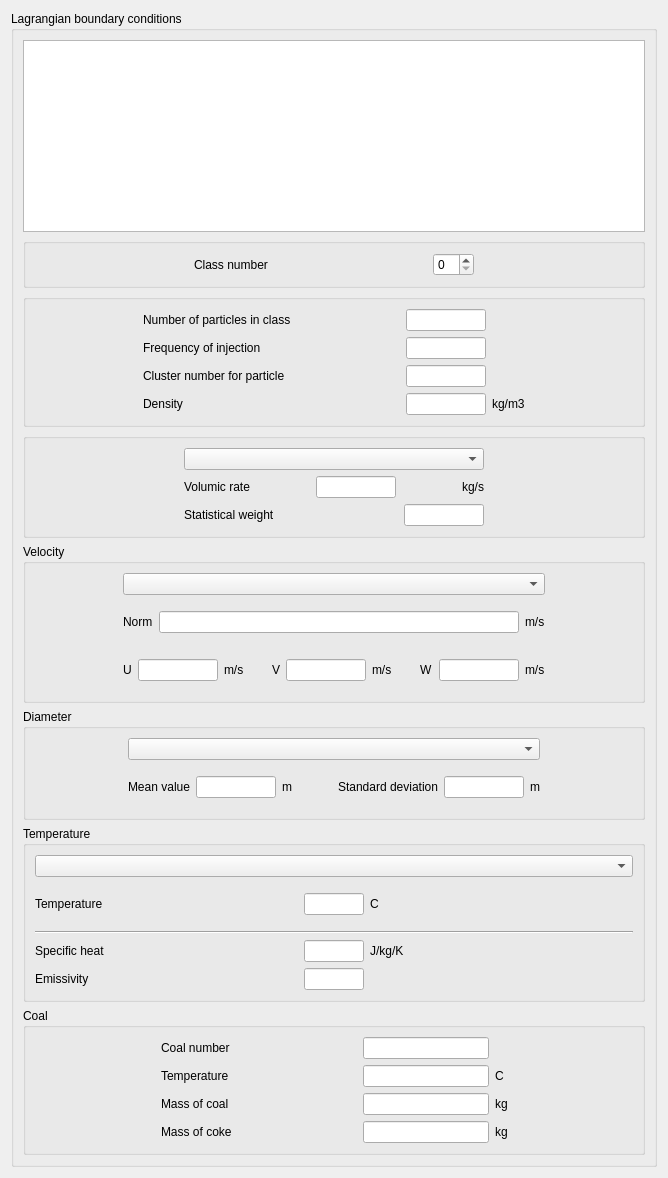
This is gui/Pages/LagrangianBoundariesForm.ui in code-saturne/code_saturne as Qt 5 draws it before an edit. The edited form follows.
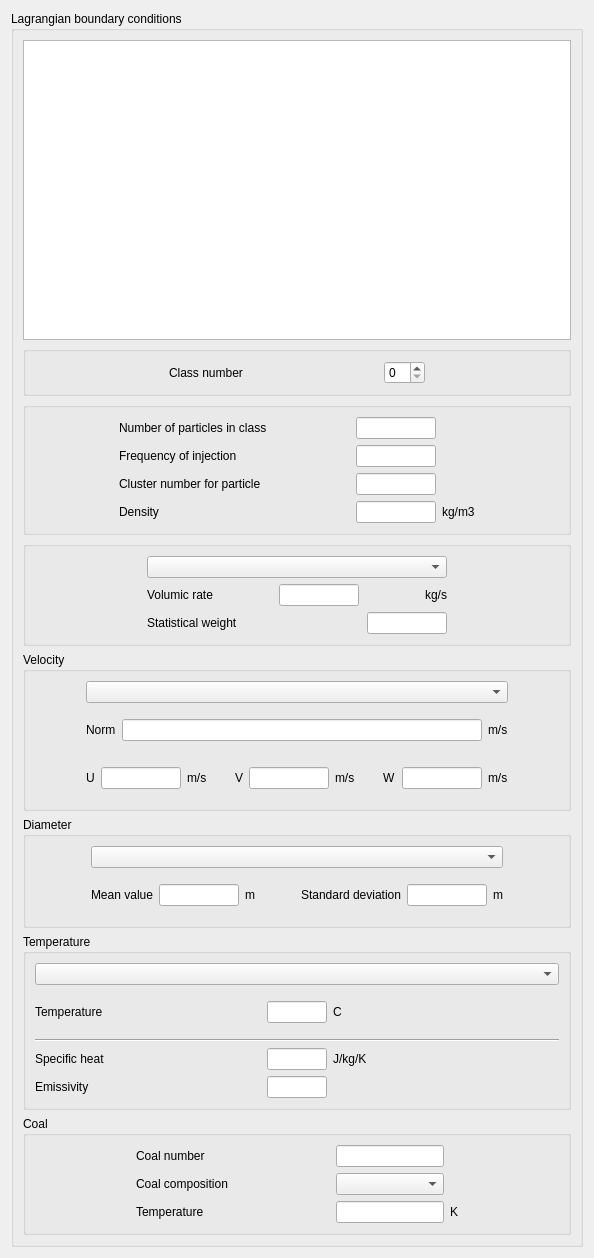
This is the edited form.

Commit message: Integrate new development for lagrangian coal combustion in GUI

Patch:
```diff
--- a/gui/Pages/LagrangianBoundariesForm.ui
+++ b/gui/Pages/LagrangianBoundariesForm.ui
@@ -6,37 +6,43 @@
    <rect>
     <x>0</x>
     <y>0</y>
-    <width>668</width>
-    <height>1143</height>
+    <width>576</width>
+    <height>1227</height>
    </rect>
   </property>
   <property name="windowTitle">
    <string>Form</string>
   </property>
-  <layout class="QGridLayout">
+  <layout class="QGridLayout" name="gridLayout_4">
    <item row="0" column="0">
     <widget class="QGroupBox" name="groupBoxBoundaries">
      <property name="title">
       <string>Lagrangian boundary conditions</string>
      </property>
-     <layout class="QGridLayout">
+     <layout class="QGridLayout" name="gridLayout_3">
       <item row="0" column="0">
-       <layout class="QGridLayout">
-        <item row="0" column="0">
+       <layout class="QVBoxLayout" name="verticalLayout">
+        <item>
          <widget class="QTableView" name="tableViewBoundaries">
           <property name="enabled">
            <bool>true</bool>
           </property>
           <property name="sizePolicy">
-           <sizepolicy hsizetype="Expanding" vsizetype="Minimum">
+           <sizepolicy hsizetype="Expanding" vsizetype="Expanding">
             <horstretch>0</horstretch>
             <verstretch>0</verstretch>
            </sizepolicy>
           </property>
+          <property name="minimumSize">
+           <size>
+            <width>0</width>
+            <height>300</height>
+           </size>
+          </property>
           <property name="maximumSize">
            <size>
             <width>16777215</width>
-            <height>1500</height>
+            <height>300</height>
            </size>
           </property>
           <property name="editTriggers">
@@ -59,7 +65,20 @@
           </property>
          </widget>
         </item>
-        <item row="1" column="0">
+        <item>
+         <spacer name="verticalSpacer">
+          <property name="orientation">
+           <enum>Qt::Vertical</enum>
+          </property>
+          <property name="sizeHint" stdset="0">
+           <size>
+            <width>548</width>
+            <height>0</height>
+           </size>
+          </property>
+         </spacer>
+        </item>
+        <item>
          <widget class="QGroupBox" name="groupBoxClassNumber">
           <property name="title">
            <string/>
@@ -128,7 +147,7 @@
           </layout>
          </widget>
         </item>
-        <item row="2" column="0">
+        <item>
          <widget class="QGroupBox" name="groupBoxMain">
           <property name="title">
            <string/>
@@ -279,7 +298,7 @@
           </layout>
          </widget>
         </item>
-        <item row="3" column="0">
+        <item>
          <widget class="QGroupBox" name="groupBoxRate">
           <property name="title">
            <string/>
@@ -464,7 +483,7 @@
           </layout>
          </widget>
         </item>
-        <item row="4" column="0">
+        <item>
          <widget class="QGroupBox" name="groupBoxVelocity">
           <property name="title">
            <string>Velocity</string>
@@ -706,7 +725,7 @@
           </layout>
          </widget>
         </item>
-        <item row="5" column="0">
+        <item>
          <widget class="QGroupBox" name="groupBoxDiameter">
           <property name="title">
            <string>Diameter</string>
@@ -856,7 +875,7 @@
           </layout>
          </widget>
         </item>
-        <item row="6" column="0">
+        <item>
          <widget class="QGroupBox" name="groupBoxTemperature">
           <property name="title">
            <string>Temperature</string>
@@ -1001,14 +1020,14 @@
           </layout>
          </widget>
         </item>
-        <item row="7" column="0">
+        <item>
          <widget class="QGroupBox" name="groupBoxCoal">
           <property name="title">
            <string>Coal</string>
           </property>
-          <layout class="QGridLayout">
+          <layout class="QGridLayout" name="gridLayout_2">
            <item row="0" column="0">
-            <layout class="QGridLayout">
+            <layout class="QGridLayout" name="gridLayout">
              <item row="0" column="1">
               <widget class="QLabel" name="labelINUCHL">
                <property name="toolTip">
@@ -1033,6 +1052,32 @@
               </widget>
              </item>
              <item row="1" column="1">
+              <widget class="QLabel" name="labelIRAWCL">
+               <property name="toolTip">
+                <string>Code_Saturne key word: IMCHT</string>
+               </property>
+               <property name="text">
+                <string>Coal composition</string>
+               </property>
+              </widget>
+             </item>
+             <item row="1" column="3">
+              <widget class="QComboBox" name="comboBoxIRAWCL"/>
+             </item>
+             <item row="2" column="0">
+              <spacer>
+               <property name="orientation">
+                <enum>Qt::Horizontal</enum>
+               </property>
+               <property name="sizeHint" stdset="0">
+                <size>
+                 <width>40</width>
+                 <height>20</height>
+                </size>
+               </property>
+              </spacer>
+             </item>
+             <item row="2" column="1">
               <widget class="QLabel" name="labelIHPT">
                <property name="toolTip">
                 <string>Code_Saturne key word: IHPT</string>
@@ -1042,49 +1087,6 @@
                </property>
               </widget>
              </item>
-             <item row="1" column="3">
-              <widget class="QLineEdit" name="lineEditIHPT">
-               <property name="maximumSize">
-                <size>
-                 <width>16777215</width>
-                 <height>16777215</height>
-                </size>
-               </property>
-               <property name="toolTip">
-                <string>Code_Saturne key word: IHPT</string>
-               </property>
-              </widget>
-             </item>
-             <item row="1" column="4">
-              <widget class="QLabel" name="labelUnitIHPT">
-               <property name="text">
-                <string>C</string>
-               </property>
-              </widget>
-             </item>
-             <item row="2" column="0">
-              <spacer>
-               <property name="orientation">
-                <enum>Qt::Horizontal</enum>
-               </property>
-               <property name="sizeHint" stdset="0">
-                <size>
-                 <width>40</width>
-                 <height>20</height>
-                </size>
-               </property>
-              </spacer>
-             </item>
-             <item row="2" column="1">
-              <widget class="QLabel" name="labelIMCHT">
-               <property name="toolTip">
-                <string>Code_Saturne key word: IMCHT</string>
-               </property>
-               <property name="text">
-                <string>Mass of coal</string>
-               </property>
-              </widget>
-             </item>
              <item row="2" column="2">
               <spacer>
                <property name="toolTip">
@@ -1095,14 +1097,14 @@
                </property>
                <property name="sizeHint" stdset="0">
                 <size>
-                 <width>121</width>
+                 <width>88</width>
                  <height>22</height>
                 </size>
                </property>
               </spacer>
              </item>
              <item row="2" column="3">
-              <widget class="QLineEdit" name="lineEditIMCHT">
+              <widget class="QLineEdit" name="lineEditIHPT">
                <property name="maximumSize">
                 <size>
                  <width>16777215</width>
@@ -1115,12 +1117,9 @@
               </widget>
              </item>
              <item row="2" column="4">
-              <widget class="QLabel" name="labelUnitIMCHT">
-               <property name="toolTip">
-                <string>Code_Saturne key word: IMCHT</string>
-               </property>
+              <widget class="QLabel" name="labelUnitIHPT">
                <property name="text">
-                <string>kg</string>
+                <string>K</string>
                </property>
               </widget>
              </item>
@@ -1137,39 +1136,6 @@
                </property>
               </spacer>
              </item>
-             <item row="3" column="1">
-              <widget class="QLabel" name="labelIMCKT">
-               <property name="toolTip">
-                <string>Code_Saturne key word: IMCKT</string>
-               </property>
-               <property name="text">
-                <string>Mass of coke</string>
-               </property>
-              </widget>
-             </item>
-             <item row="3" column="3">
-              <widget class="QLineEdit" name="lineEditIMCKT">
-               <property name="maximumSize">
-                <size>
-                 <width>16777215</width>
-                 <height>16777215</height>
-                </size>
-               </property>
-               <property name="toolTip">
-                <string>Code_Saturne key word: IMCKT</string>
-               </property>
-              </widget>
-             </item>
-             <item row="3" column="4">
-              <widget class="QLabel" name="labelUnitIIMCKT">
-               <property name="toolTip">
-                <string>Code_Saturne key word: IMCHT</string>
-               </property>
-               <property name="text">
-                <string>kg</string>
-               </property>
-              </widget>
-             </item>
             </layout>
            </item>
           </layout>
```
Left out of the diff: 8 changed lines with no effect on the pictures. The commit also changes 8 other files.
